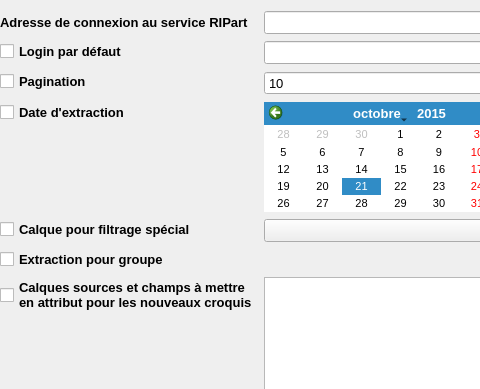
Above: FormConfigurerRipart_base.ui from IGNF/espace-collaboratif-qgis-plugin before the change; both pictures show x 0 to 480 and y 0 to 389 of the 684 by 515 pixel window. Below: the same form after it.
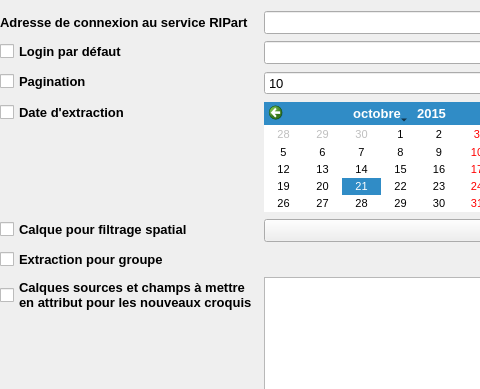
That is the form after the change. Icons and pictures are not drawn.

Diff of the .ui file:
```diff
--- a/FormConfigurerRipart_base.ui
+++ b/FormConfigurerRipart_base.ui
@@ -248,7 +248,7 @@
        <bool>false</bool>
       </property>
       <property name="text">
-       <string>Calque pour filtrage spécial</string>
+       <string>Calque pour filtrage spatial</string>
       </property>
      </widget>
     </item>
```
